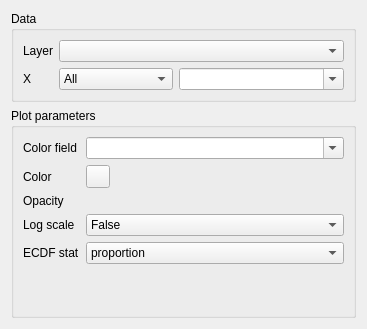
First picture: the form in eis_qgis_plugin/resources/ui/explore/wizard_plot_ecdf.ui, repository GispoCoding/eis_qgis_plugin, before the edit.
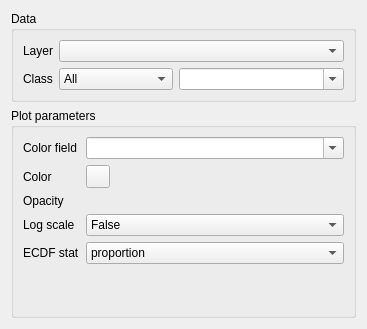
Second picture: the form after the edit. Custom widgets are drawn as their Qt base class.

Commit message: feat(wizard-eda): Rename categorical plots variable label from 'X' to 'Class'

Patch:
```diff
--- a/eis_qgis_plugin/resources/ui/explore/wizard_plot_ecdf.ui
+++ b/eis_qgis_plugin/resources/ui/explore/wizard_plot_ecdf.ui
@@ -57,7 +57,7 @@
       <item row="1" column="0">
        <widget class="QLabel" name="label_5">
         <property name="text">
-         <string>X</string>
+         <string>Class</string>
         </property>
        </widget>
       </item>
```
